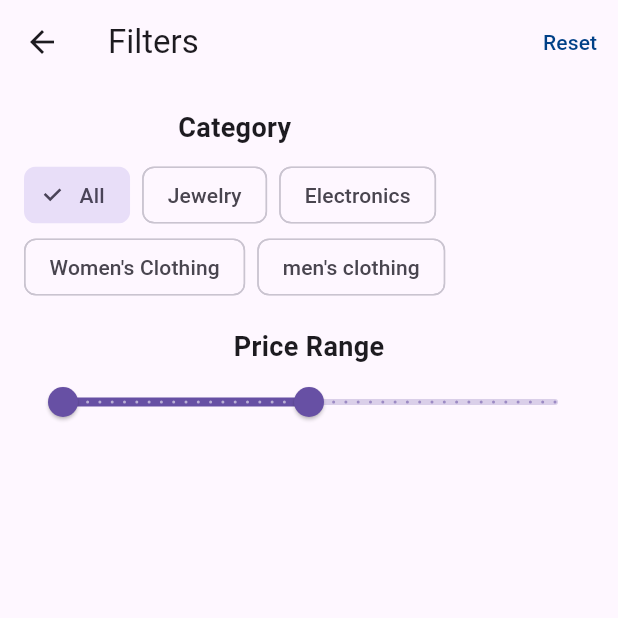
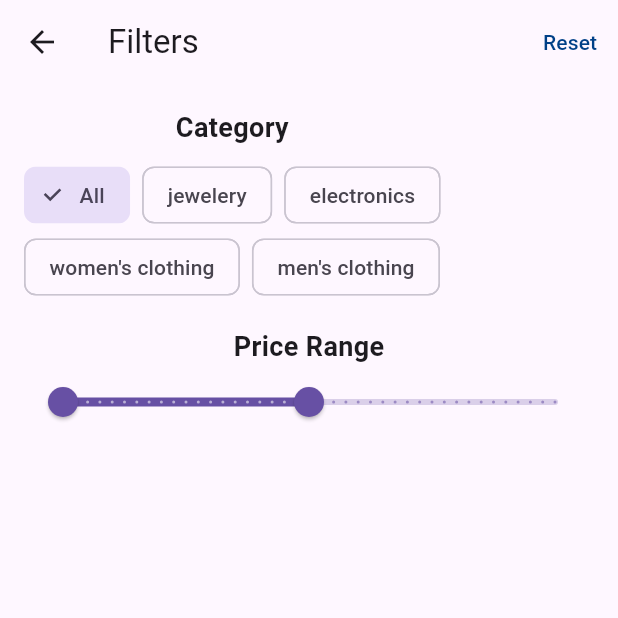
Before and after one commit to DanielAdel-2107/elevate_task, a Flutter app: the FilterScreen screen opened directly, on a phone screen of 412 x 824 dp, the top half of it. Run offline on Flutter 3.47's test engine with Material 3 defaults, Android fonts, the phone set to English and light mode, and no system bars; our stand-ins replace dio, flutter_screenutil, gap, get_it; network calls fail.

```diff
--- a/lib/view_models/product_provider.dart
+++ b/lib/view_models/product_provider.dart
@@ -15,9 +15,9 @@ class ProductProvider with ChangeNotifier {
   String selectedCategory = "All";
   List<String> categories = [
     "All",
-    "Jewelry",
-    "Electronics",
-    "Women's Clothing",
+    "jewelery",
+    "electronics",
+    "women's clothing",
     "men's clothing"
   ];
   ProductProvider({required this.dioConsumer}) {
@@ -41,6 +41,7 @@ class ProductProvider with ChangeNotifier {
     minPrice = 0;
     maxPrice = 1000;
     selectedCategory = "All";
+    searchList = productList;
     notifyListeners();
   }
 
@@ -49,6 +50,8 @@ class ProductProvider with ChangeNotifier {
       searchList = filterList
           .where((element) => element.title.toLowerCase().contains(query))
           .toList();
+    } else {
+      searchList = filterList;
     }
     notifyListeners();
   }
@@ -65,7 +68,7 @@ class ProductProvider with ChangeNotifier {
   }
 
   filterProducts() {
-    if (selectedCategory != "") {
+    if (selectedCategory != "All") {
       filterList = productList
           .where((element) => element.category == selectedCategory)
           .toList();
--- a/lib/views/filter/widgets/filter_screen_body.dart
+++ b/lib/views/filter/widgets/filter_screen_body.dart
@@ -28,9 +28,8 @@ class FilterScreenBody extends StatelessWidget {
               Expanded(
                 child: ElevatedButton(
                   onPressed: () {
-                    provider.filterProducts().then(() {
-                      Navigator.pop(context);
-                    });
+                    provider.filterProducts();
+                    Navigator.pop(context);
                   },
                   child: Text("Apply Filters"),
                 ),
```
